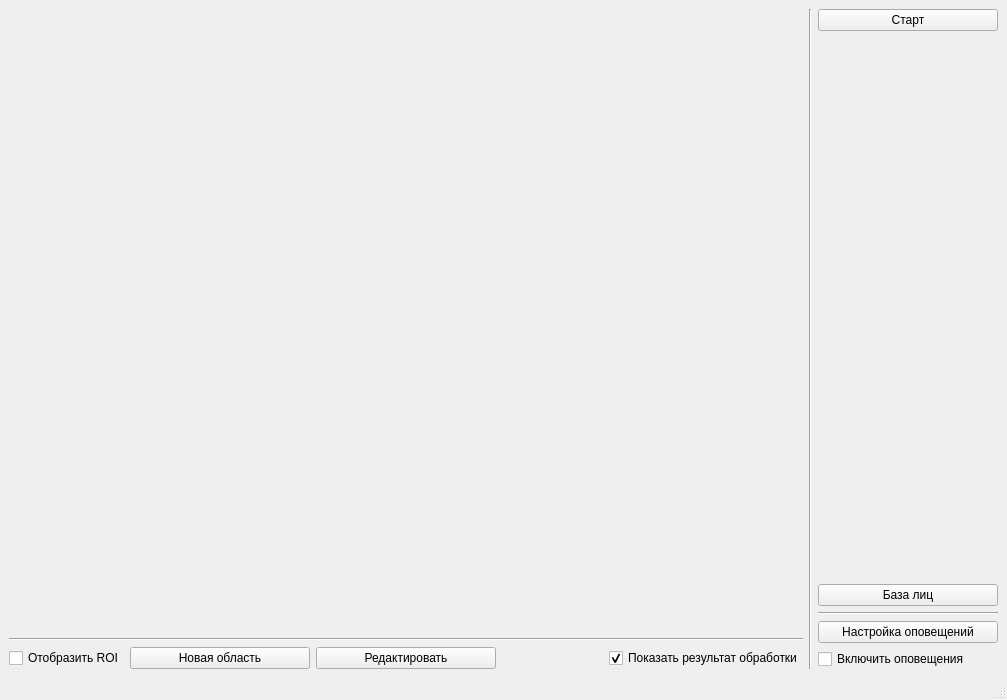
Qt form Views/UI/MainWindow.ui (MrDiz2112/home_security) before a commit.
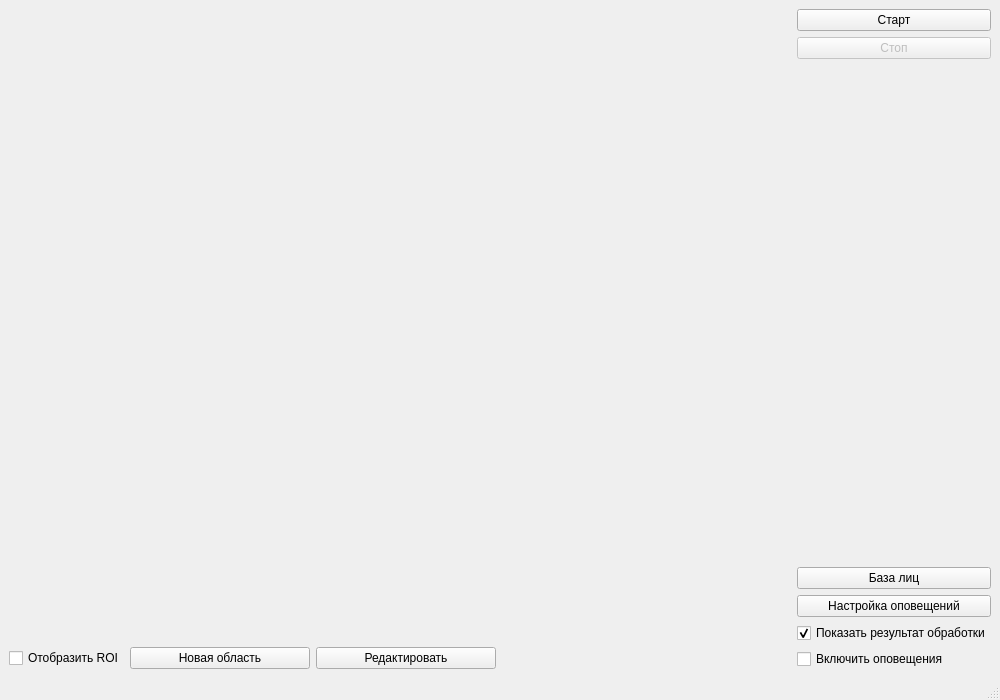
The same form after that commit.

Commit message: UI improvements and Manager clean method

Patch:
```diff
--- a/Views/UI/MainWindow.ui
+++ b/Views/UI/MainWindow.ui
@@ -6,7 +6,7 @@
    <rect>
     <x>0</x>
     <y>0</y>
-    <width>1007</width>
+    <width>1000</width>
     <height>700</height>
    </rect>
   </property>
@@ -40,13 +40,6 @@
         </item>
        </layout>
       </item>
-      <item>
-       <widget class="Line" name="line_3">
-        <property name="orientation">
-         <enum>Qt::Horizontal</enum>
-        </property>
-       </widget>
-      </item>
       <item>
        <layout class="QHBoxLayout" name="cameraSettingsLayout">
         <property name="sizeConstraint">
@@ -116,30 +109,10 @@
           </property>
          </spacer>
         </item>
-        <item>
-         <widget class="QCheckBox" name="displayProcessingCheckBox">
-          <property name="enabled">
-           <bool>true</bool>
-          </property>
-          <property name="text">
-           <string>Показать результат обработки</string>
-          </property>
-          <property name="checked">
-           <bool>true</bool>
-          </property>
-         </widget>
-        </item>
        </layout>
       </item>
      </layout>
     </item>
-    <item>
-     <widget class="Line" name="line">
-      <property name="orientation">
-       <enum>Qt::Vertical</enum>
-      </property>
-     </widget>
-    </item>
     <item>
      <layout class="QVBoxLayout" name="settingsLayout">
       <item>
@@ -158,7 +131,7 @@
         </property>
         <property name="maximumSize">
          <size>
-          <width>150</width>
+          <width>250</width>
           <height>16777215</height>
          </size>
         </property>
@@ -167,6 +140,28 @@
         </property>
        </widget>
       </item>
+      <item>
+       <widget class="QPushButton" name="stopButton">
+        <property name="enabled">
+         <bool>false</bool>
+        </property>
+        <property name="minimumSize">
+         <size>
+          <width>180</width>
+          <height>0</height>
+         </size>
+        </property>
+        <property name="maximumSize">
+         <size>
+          <width>250</width>
+          <height>16777215</height>
+         </size>
+        </property>
+        <property name="text">
+         <string>Стоп</string>
+        </property>
+       </widget>
+      </item>
       <item>
        <spacer name="verticalSpacer">
         <property name="orientation">
@@ -196,7 +191,7 @@
         </property>
         <property name="maximumSize">
          <size>
-          <width>150</width>
+          <width>250</width>
           <height>16777215</height>
          </size>
         </property>
@@ -205,31 +200,6 @@
         </property>
        </widget>
       </item>
-      <item>
-       <widget class="Line" name="line_2">
-        <property name="sizePolicy">
-         <sizepolicy hsizetype="Maximum" vsizetype="Fixed">
-          <horstretch>0</horstretch>
-          <verstretch>0</verstretch>
-         </sizepolicy>
-        </property>
-        <property name="minimumSize">
-         <size>
-          <width>180</width>
-          <height>0</height>
-         </size>
-        </property>
-        <property name="maximumSize">
-         <size>
-          <width>16777215</width>
-          <height>16777215</height>
-         </size>
-        </property>
-        <property name="orientation">
-         <enum>Qt::Horizontal</enum>
-        </property>
-       </widget>
-      </item>
       <item>
        <widget class="QPushButton" name="notificationButton">
         <property name="sizePolicy">
@@ -246,7 +216,7 @@
         </property>
         <property name="maximumSize">
          <size>
-          <width>150</width>
+          <width>250</width>
           <height>16777215</height>
          </size>
         </property>
@@ -255,6 +225,19 @@
         </property>
        </widget>
       </item>
+      <item>
+       <widget class="QCheckBox" name="displayProcessingCheckBox">
+        <property name="enabled">
+         <bool>true</bool>
+        </property>
+        <property name="text">
+         <string>Показать результат обработки</string>
+        </property>
+        <property name="checked">
+         <bool>true</bool>
+        </property>
+       </widget>
+      </item>
       <item>
        <widget class="QCheckBox" name="notificationCheckBox">
         <property name="sizePolicy">
@@ -271,7 +254,7 @@
         </property>
         <property name="maximumSize">
          <size>
-          <width>150</width>
+          <width>250</width>
           <height>16777215</height>
          </size>
         </property>
```
Left out of the diff: 6 changed lines with no effect on the pictures. The commit also changes 5 other files.
